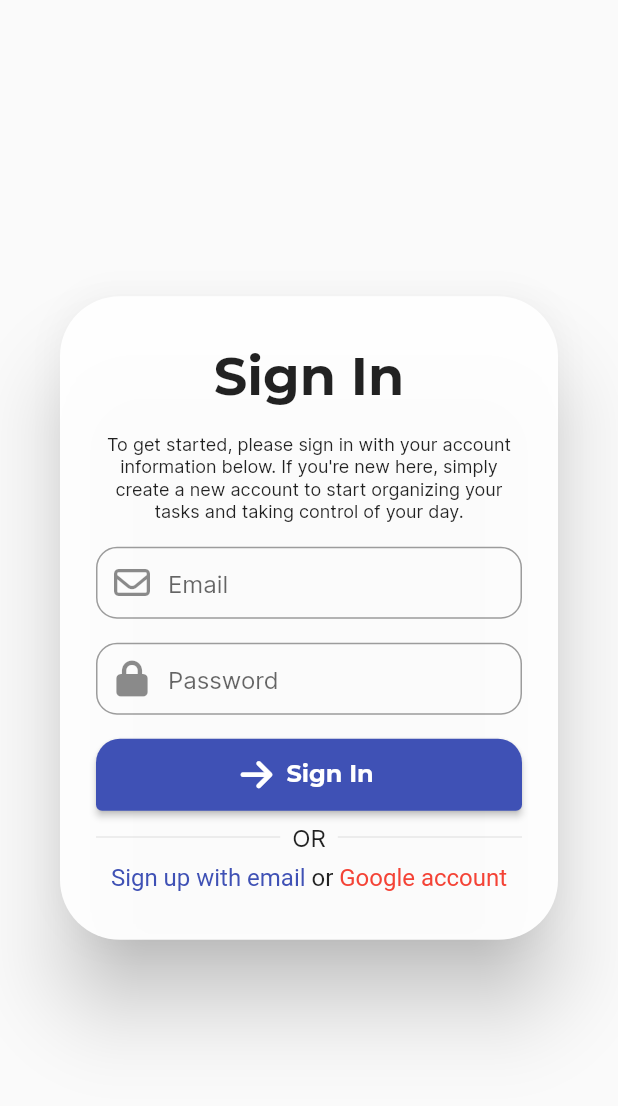
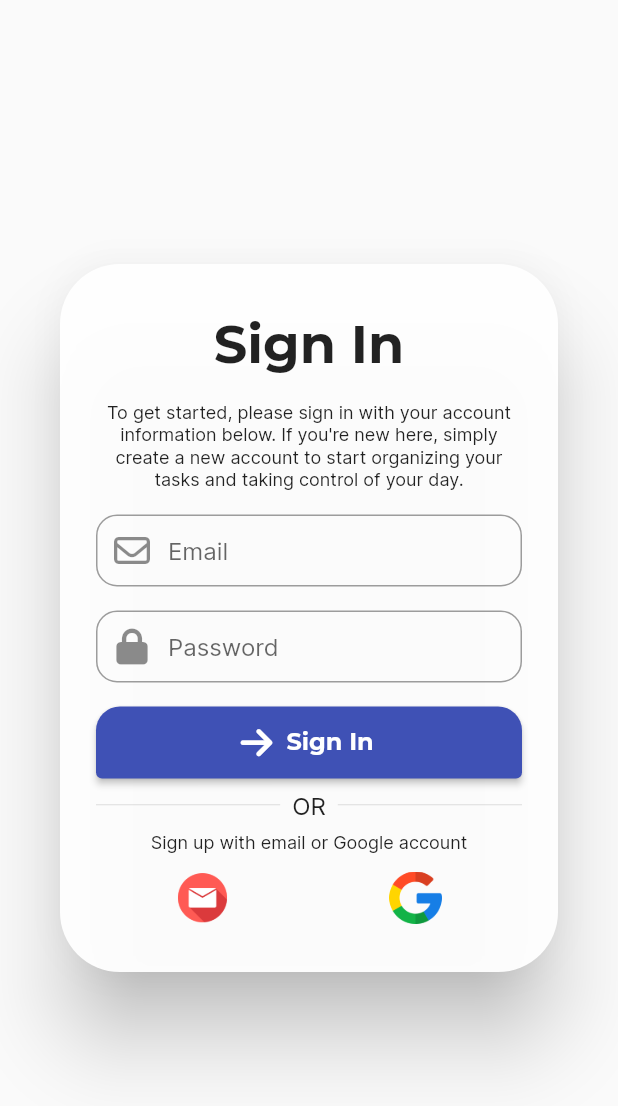
Before and after one commit to arthurKhasanov/project_ninja, a Flutter app: the LogInDialog widget shown alone on an empty page, opened directly, on a phone screen of 412 x 824 dp. Shown: the top 1106 px of the screen. Run offline on Flutter 3.47's test engine with Material 2 defaults, Android fonts, the light colour scheme and no system bars; our stand-ins replace font_awesome_flutter, hive_flutter, rive; accounts and stored records are empty.

Commit message:
added png

```diff
--- a/lib/auth/ui/widgets/login_dialog.dart
+++ b/lib/auth/ui/widgets/login_dialog.dart
@@ -45,34 +45,38 @@ class LogInDialog extends StatelessWidget {
               Expanded(child: Divider()),
             ],
           ),
-          Center(
-            child: RichText(
-              text: TextSpan(
+          const Text(
+            'Sign up with email or Google account',
+            style: TextStyle(fontFamily: 'Inter', fontSize: 12),
+          ),
+          const SizedBox(
+            height: 12,
+          ),
+          Row(
+            mainAxisAlignment: MainAxisAlignment.spaceAround,
             children: [
-                  TextSpan(
-                    text: 'Sign up with email ',
-                    style: const TextStyle(color: Colors.indigo, fontSize: 16),
-                    recognizer: TapGestureRecognizer()
-                      ..onTap = () {
-                        print('Sign Up with Email');
+              GestureDetector(
+                onTap: () {
+                  debugPrint('Mail');
                 },
+                child: Image.asset(
+                  'assets/icons/auth/mail.png',
+                  width: 35,
+                  height: 35,
                 ),
-                  const TextSpan(
-                    text: 'or ',
-                    style: TextStyle(color: Colors.black87, fontSize: 16),
               ),
-                  TextSpan(
-                    text: 'Google account',
-                    style: const TextStyle(color: Colors.red, fontSize: 16),
-                    recognizer: TapGestureRecognizer()
-                      ..onTap = () {
-                        print('Sign Up with Google Account');
+              GestureDetector(
+                onTap: () {
+                  debugPrint('Google');
                 },
+                child: Image.asset(
+                  'assets/icons/auth/google.png',
+                  width: 35,
+                  height: 35,
+                ),
               ),
             ],
-              ),
-            ),
-          ),
+          )
         ],
       ),
     );
--- a/pubspec.yaml
+++ b/pubspec.yaml
@@ -73,6 +73,8 @@ flutter:
   # To add assets to your application, add an assets section, like this:
   assets:
     - assets/rive_animations/auth/
+    - assets/icons/auth/
+
 
   # An image asset can refer to one or more resolution-specific "variants", see
   # https://flutter.dev/assets-and-images/#resolution-aware
```
Also changed, not shown: assets/icons/auth/google.png (added), assets/icons/auth/mail.png (added). Lines whose indentation alone changed are shown as unchanged.
